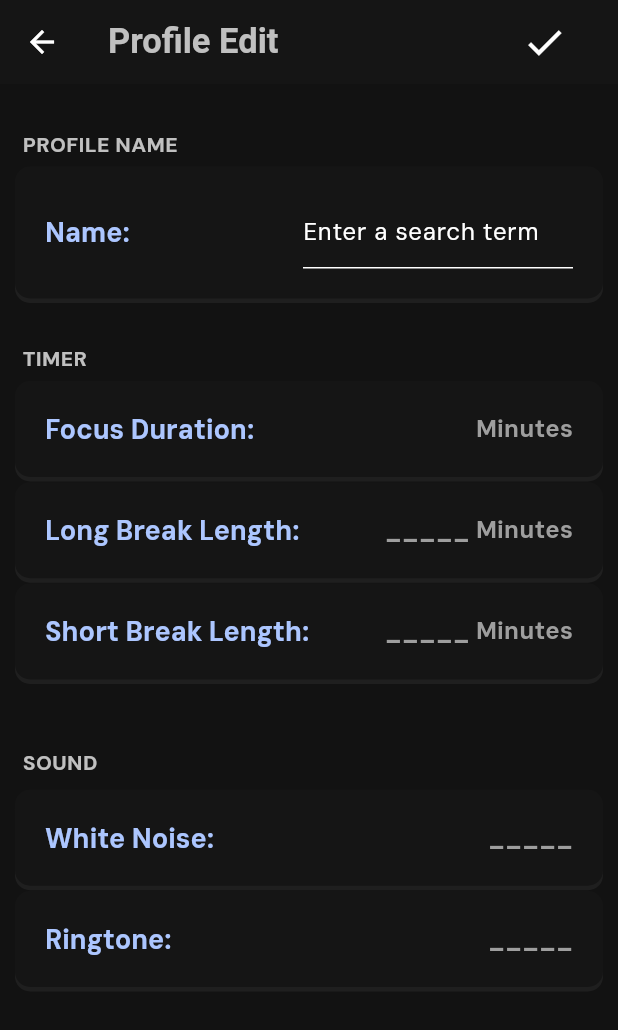
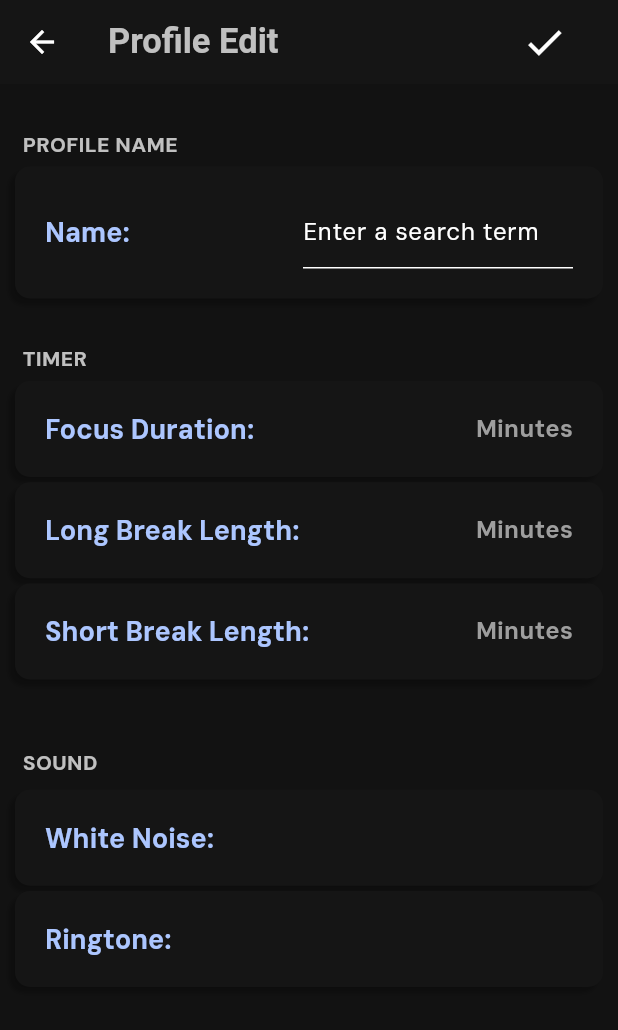
Before and after one commit to NNNNNC/pomodor_app, a Flutter app: the edit_page screen opened directly, on a phone screen of 412 x 824 dp. Shown: the top 1030 px of the screen. Run offline on Flutter 3.47's test engine with Material 3 defaults, Android fonts, the phone set to English and light mode, and no system bars; our stand-ins replace carousel_slider, flip_card, hive, hive_flutter; accounts and stored records are empty.

Commit message:
added functionality

```diff
--- a/lib/pages/edit_page.dart
+++ b/lib/pages/edit_page.dart
@@ -126,7 +126,7 @@ class _edit_pageState extends State<edit_page> {
                           'Long Break Length:',
                           style: Theme.of(context).textTheme.titleLarge,
                         ),
-                        Text('_____' + ' Minutes',
+                        Text('' + ' Minutes',
                             style: Theme.of(context).textTheme.titleMedium),
                       ],
                     ),
@@ -141,7 +141,7 @@ class _edit_pageState extends State<edit_page> {
                           'Short Break Length:',
                           style: Theme.of(context).textTheme.titleLarge,
                         ),
-                        Text('_____' + ' Minutes',
+                        Text('' + ' Minutes',
                             style: Theme.of(context).textTheme.titleMedium),
                       ],
                     ),
@@ -170,7 +170,7 @@ class _edit_pageState extends State<edit_page> {
                           'White Noise:',
                           style: Theme.of(context).textTheme.titleLarge,
                         ),
-                        Text('_____',
+                        Text('',
                             style: Theme.of(context).textTheme.titleMedium),
                       ],
                     ),
@@ -185,7 +185,7 @@ class _edit_pageState extends State<edit_page> {
                           'Ringtone:',
                           style: Theme.of(context).textTheme.titleLarge,
                         ),
-                        Text('_____',
+                        Text('',
                             style: Theme.of(context).textTheme.titleMedium),
                       ],
                     ),
--- a/lib/pages/topic_edit_page.dart
+++ b/lib/pages/topic_edit_page.dart
@@ -14,7 +14,7 @@ class _topic_edit_pageState extends State<topic_edit_page> {
   Widget build(BuildContext context) {
     return Scaffold(
       appBar: AppBar(
-        title: Text("Topic Title"),
+        title: Text("Topic Edit"),
         actions: [
           Padding(
             padding: const EdgeInsets.only(right: 25),
--- a/lib/utils/custom_box.dart
+++ b/lib/utils/custom_box.dart
@@ -3,7 +3,10 @@ import 'package:flutter/material.dart';
 class custom_box extends StatefulWidget {
   final Widget child;
 
-  custom_box({super.key, required this.child,});
+  custom_box({
+    super.key,
+    required this.child,
+  });
 
   @override
   State<custom_box> createState() => _custom_boxState();
@@ -20,8 +23,10 @@ class _custom_boxState extends State<custom_box> {
         borderRadius: BorderRadius.circular(10),
         boxShadow: [
           BoxShadow(
-                color: Color.fromARGB(255, 44, 44, 44).withOpacity(0.5),
-                offset: Offset(0, 3),
+            blurRadius: 1.5,
+            spreadRadius: 0,
+            offset: const Offset(-4, 4),
+            color: Colors.black.withOpacity(0.25),
           ),
         ],
       ),
```
Also changed, not shown: lib/pages/flashcard_edit.dart (+60 -19 lines), lib/utils/custom_box_2.dart (+5 -3 lines), lib/utils/flashcard_box.dart (+8 -0 lines). Lines whose indentation alone changed are shown as unchanged.
